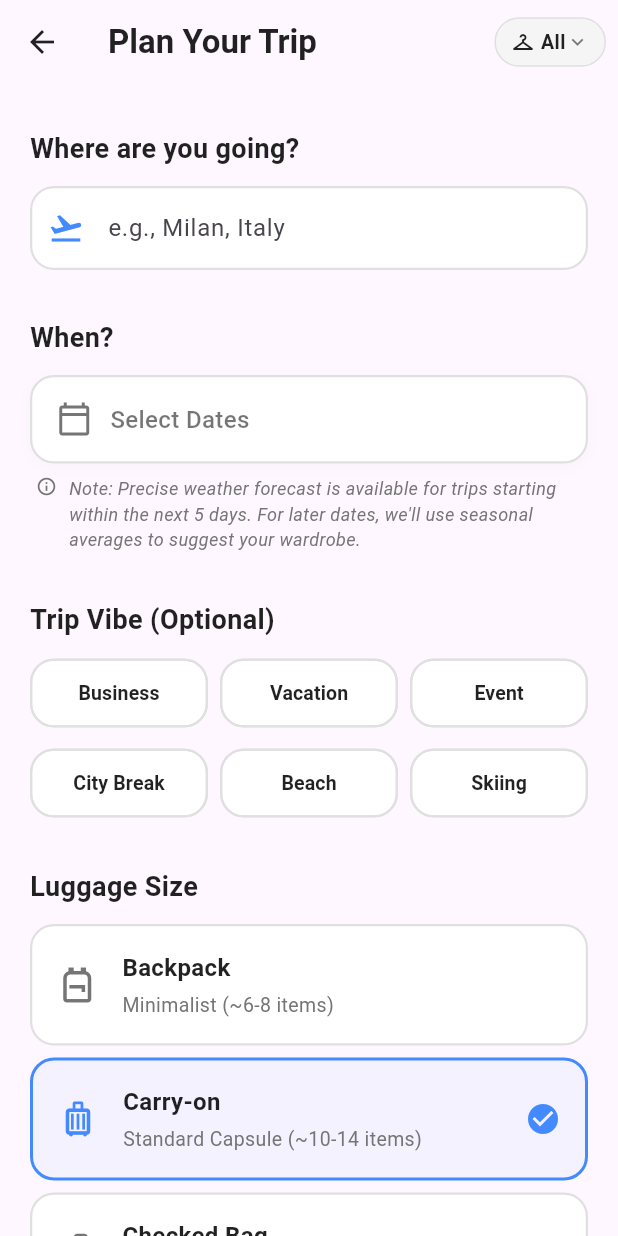
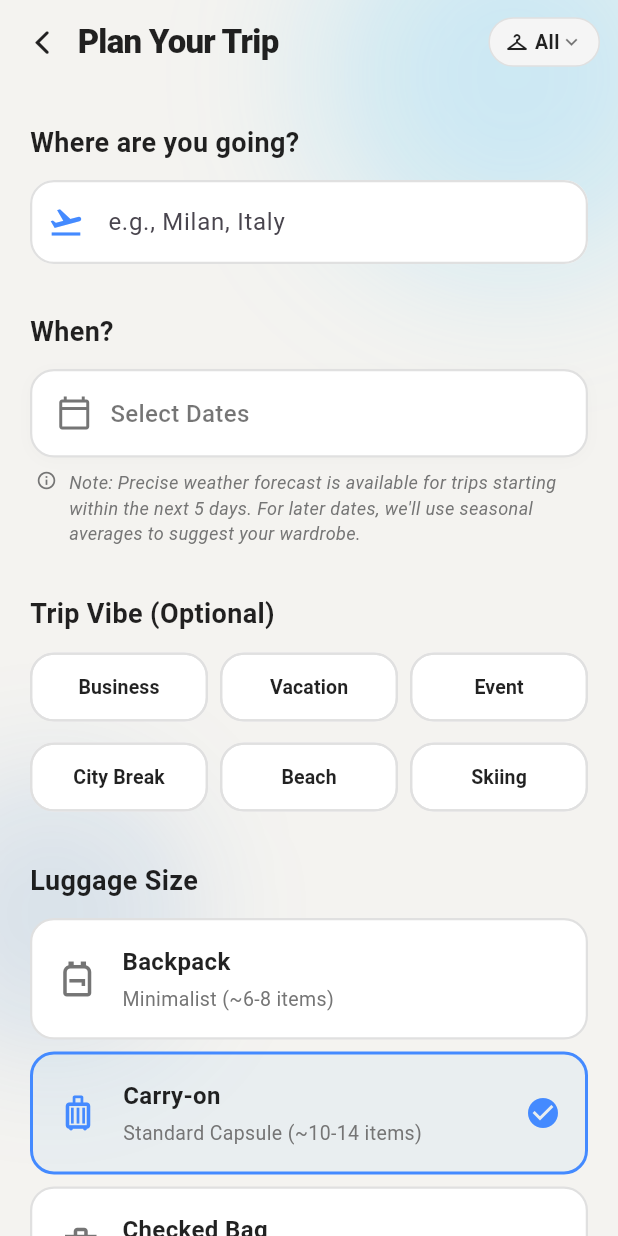
Before and after one commit to Marcu21/wardrobe-master-ai, a Flutter app: the PackingSetupScreen screen opened directly, on a phone screen of 412 x 824 dp. Run offline on Flutter 3.47's test engine with Material 3 defaults, Android fonts, the phone set to English and light mode, and no system bars; our stand-ins replace cached_network_image, cloud_firestore, firebase_auth, firebase_core, firebase_storage, flutter_dotenv and 8 more; accounts and stored records are empty; generated files the repository leaves out were written again.

Commit message:
style(ui): apply blob background and custom header to packing setup screen

```diff
--- a/mobile_app/lib/screens/packing_setup_screen.dart
+++ b/mobile_app/lib/screens/packing_setup_screen.dart
@@ -1,9 +1,15 @@
 import 'dart:async';
+import 'dart:ui';
+import 'package:flutter/cupertino.dart';
 import 'package:flutter/material.dart';
 import 'package:intl/intl.dart';
 
 import '../widgets/global_wardrobe_selector.dart';
 import 'trip_view_screen.dart';
+
+const _kBgColor = Color(0xFFF4F3F0);
+const _kBlob1 = Color(0x3840C4FF);
+const _kBlob2 = Color(0x1E1565C0);
 
 class PackingSetupScreen extends StatefulWidget {
   const PackingSetupScreen({super.key});
@@ -94,20 +100,79 @@
   @override
   Widget build(BuildContext context) {
     return Scaffold(
-      extendBodyBehindAppBar: true,
-      appBar: AppBar(
-        elevation: 0,
-        backgroundColor: Colors.transparent,
-        scrolledUnderElevation: 0, // Material 3 transparent fix
-        title: const Text(
-          'Plan Your Trip',
-          style: TextStyle(fontWeight: FontWeight.bold, color: Colors.black87),
-        ),
-        iconTheme: const IconThemeData(color: Colors.black87),
-        actions: const [GlobalWardrobeSelector(isActionItem: true)],
-      ),
-      body: SafeArea(
-        child: SingleChildScrollView(
+      backgroundColor: _kBgColor,
+      body: Stack(
+        children: [
+          Positioned.fill(child: ColoredBox(color: _kBgColor)),
+          Positioned(
+            top: -80,
+            right: -60,
+            child: IgnorePointer(
+              child: ImageFiltered(
+                imageFilter: ImageFilter.blur(sigmaX: 50, sigmaY: 50),
+                child: Container(
+                  width: 260,
+                  height: 260,
+                  decoration: const BoxDecoration(
+                    shape: BoxShape.circle,
+                    color: _kBlob1,
+                  ),
+                ),
+              ),
+            ),
+          ),
+          Positioned(
+            bottom: 120,
+            left: -60,
+            child: IgnorePointer(
+              child: ImageFiltered(
+                imageFilter: ImageFilter.blur(sigmaX: 40, sigmaY: 40),
+                child: Container(
+                  width: 190,
+                  height: 190,
+                  decoration: const BoxDecoration(
+                    shape: BoxShape.circle,
+                    color: _kBlob2,
+                  ),
+                ),
+              ),
+            ),
+          ),
+          SafeArea(
+            top: false,
+            child: Column(
+              children: [
+                Padding(
+                  padding: EdgeInsets.only(
+                    top: MediaQuery.of(context).padding.top + 4,
+                    left: 4,
+                    right: 4,
+                  ),
+                  child: Row(
+                    children: [
+                      IconButton(
+                        icon: const Icon(
+                          CupertinoIcons.back,
+                          color: Colors.black87,
+                        ),
+                        onPressed: () => Navigator.pop(context),
+                      ),
+                      Expanded(
+                        child: Text(
+                          'Plan Your Trip',
+                          style: Theme.of(context).textTheme.titleLarge?.copyWith(
+                            color: Colors.black87,
+                            fontWeight: FontWeight.w900,
+                            letterSpacing: -0.5,
+                          ),
+                        ),
+                      ),
+                      const GlobalWardrobeSelector(isActionItem: true),
+                    ],
+                  ),
+                ),
+                Expanded(
+                  child: SingleChildScrollView(
           padding: const EdgeInsets.all(20.0),
           child: Column(
             crossAxisAlignment: CrossAxisAlignment.start,
@@ -336,6 +401,11 @@
             ],
           ),
         ),
+                ),
+              ],
+            ),
+          ),
+        ],
       ),
     );
   }
```
